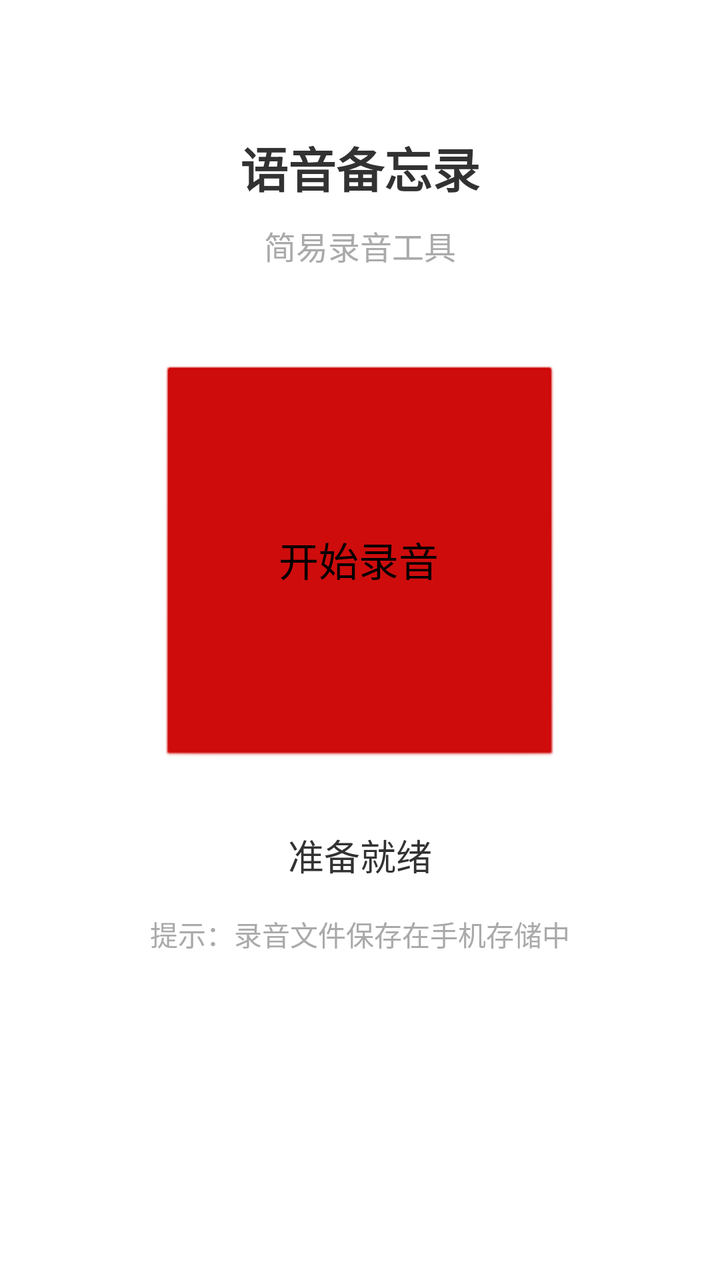
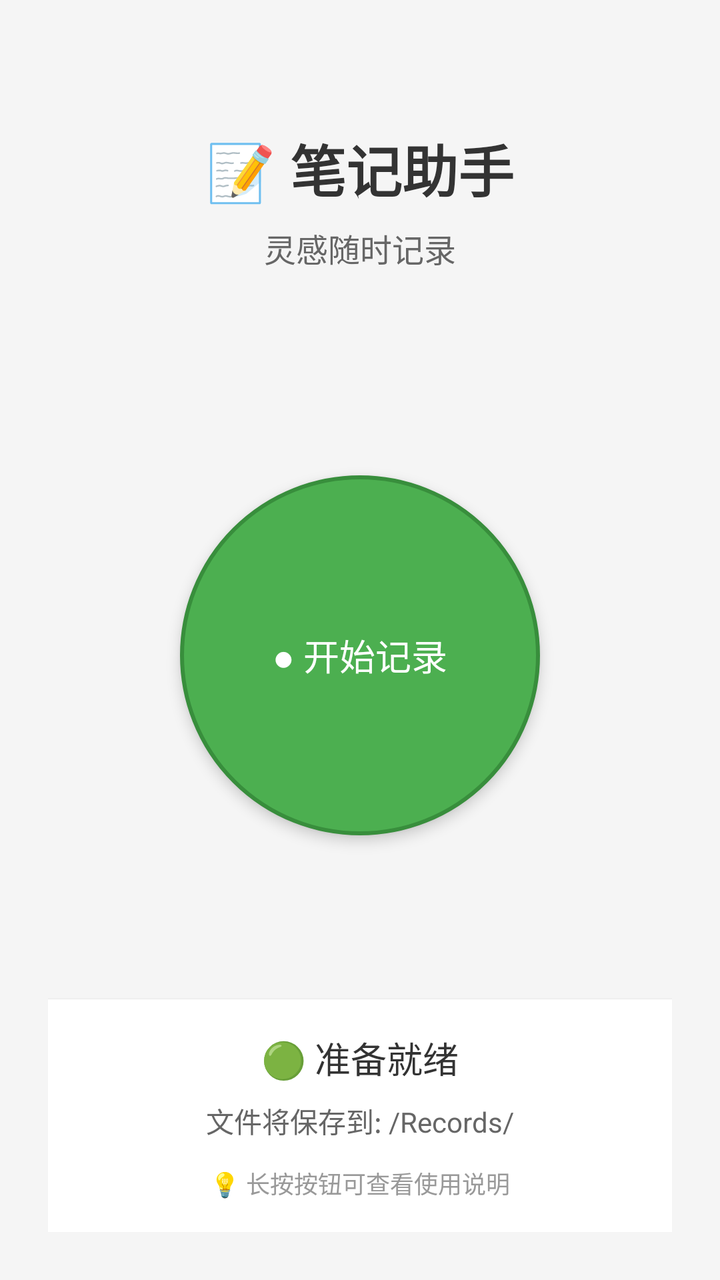

Compare the two renders of this Android layout. The source of the first and the diff that turns it into the second are given below.
<!-- AndroidManifest.xml: application theme android:Theme.Light -->
<!-- res/layout/activity_main.xml -->
<?xml version="1.0" encoding="utf-8"?>
<LinearLayout xmlns:android="http://schemas.android.com/apk/res/android"
    xmlns:tools="http://schemas.android.com/tools"
    android:layout_width="match_parent"
    android:layout_height="match_parent"
    android:padding="16dp"
    android:orientation="vertical"
    android:gravity="center_horizontal"
    tools:context=".MainActivity">

    <TextView
        android:id="@+id/titleText"
        android:layout_width="wrap_content"
        android:layout_height="wrap_content"
        android:text="语音备忘录"
        android:textSize="24sp"
        android:textStyle="bold"
        android:layout_marginTop="50dp" />

    <TextView
        android:id="@+id/subtitleText"
        android:layout_width="wrap_content"
        android:layout_height="wrap_content"
        android:text="简易录音工具"
        android:textSize="16sp"
        android:textColor="@android:color/darker_gray"
        android:layout_marginTop="10dp" />

    <Button
        android:id="@+id/recordButton"
        android:layout_width="200dp"
        android:layout_height="200dp"
        android:text="开始录音"
        android:textSize="20sp"
        android:backgroundTint="@android:color/holo_red_dark"
        android:layout_marginTop="48dp" />

    <TextView
        android:id="@+id/statusText"
        android:layout_width="wrap_content"
        android:layout_height="wrap_content"
        android:text="准备就绪"
        android:textSize="18sp"
        android:layout_marginTop="32dp" />

    <TextView
        android:id="@+id/hintText"
        android:layout_width="wrap_content"
        android:layout_height="wrap_content"
        android:text="提示：录音文件保存在手机存储中"
        android:textSize="14sp"
        android:textColor="@android:color/darker_gray"
        android:layout_marginTop="16dp" />

</LinearLayout>
<!-- resources referenced by this layout -->
<resources>

</resources>

<!-- the commit's change to res/layout/activity_main.xml (unified diff, before → after) -->
@@ -3,53 +3,100 @@
     xmlns:tools="http://schemas.android.com/tools"
     android:layout_width="match_parent"
     android:layout_height="match_parent"
-    android:padding="16dp"
+    android:padding="24dp"
     android:orientation="vertical"
     android:gravity="center_horizontal"
+    android:background="#F5F5F5"
     tools:context=".MainActivity">
 
+    
     <TextView
         android:id="@+id/titleText"
         android:layout_width="wrap_content"
         android:layout_height="wrap_content"
-        android:text="语音备忘录"
-        android:textSize="24sp"
+        android:text="📝 笔记助手"
+        android:textSize="28sp"
         android:textStyle="bold"
-        android:layout_marginTop="50dp" />
+        android:textColor="#333333"
+        android:layout_marginTop="40dp" />
 
     <TextView
         android:id="@+id/subtitleText"
         android:layout_width="wrap_content"
         android:layout_height="wrap_content"
-        android:text="简易录音工具"
+        android:text="灵感随时记录"
         android:textSize="16sp"
-        android:textColor="@android:color/darker_gray"
-        android:layout_marginTop="10dp" />
+        android:textColor="#666666"
+        android:layout_marginTop="8dp" />
 
-    <Button
-        android:id="@+id/recordButton"
-        android:layout_width="200dp"
-        android:layout_height="200dp"
-        android:text="开始录音"
-        android:textSize="20sp"
-        android:backgroundTint="@android:color/holo_red_dark"
-        android:layout_marginTop="48dp" />
+    
+    <LinearLayout
+        android:layout_width="match_parent"
+        android:layout_height="0dp"
+        android:layout_weight="1"
+        android:orientation="vertical"
+        android:gravity="center"
+        android:layout_marginTop="40dp">
 
-    <TextView
-        android:id="@+id/statusText"
-        android:layout_width="wrap_content"
+        <Button
+            android:id="@+id/recordButton"
+            android:layout_width="180dp"
+            android:layout_height="180dp"
+            android:text="● 开始记录"
+            android:textSize="18sp"
+            android:textColor="#FFFFFF"
+            android:background="@drawable/record_button_bg"
+            android:stateListAnimator="@null"
+            android:elevation="4dp" />
+
+        <TextView
+            android:id="@+id/timerText"
+            android:layout_width="wrap_content"
+            android:layout_height="wrap_content"
+            android:text="00:00"
+            android:textSize="32sp"
+            android:textColor="#333333"
+            android:layout_marginTop="24dp"
+            android:visibility="gone" />
+    </LinearLayout>
+
+    
+    <LinearLayout
+        android:layout_width="match_parent"
         android:layout_height="wrap_content"
-        android:text="准备就绪"
-        android:textSize="18sp"
-        android:layout_marginTop="32dp" />
+        android:orientation="vertical"
+        android:gravity="center_horizontal"
+        android:layout_marginTop="20dp"
+        android:padding="16dp"
+        android:background="#FFFFFF"
+        android:elevation="2dp"
+        android:radius="12dp">
 
-    <TextView
-        android:id="@+id/hintText"
-        android:layout_width="wrap_content"
-        android:layout_height="wrap_content"
-        android:text="提示：录音文件保存在手机存储中"
-        android:textSize="14sp"
-        android:textColor="@android:color/darker_gray"
-        android:layout_marginTop="16dp" />
+        <TextView
+            android:id="@+id/statusText"
+            android:layout_width="wrap_content"
+            android:layout_height="wrap_content"
+            android:text="🟢 准备就绪"
+            android:textSize="18sp"
+            android:textColor="#333333" />
+
+        <TextView
+            android:id="@+id/fileInfoText"
+            android:layout_width="wrap_content"
+            android:layout_height="wrap_content"
+            android:text="文件将保存到: /Records/"
+            android:textSize="14sp"
+            android:textColor="#666666"
+            android:layout_marginTop="8dp" />
+
+        <TextView
+            android:id="@+id/hintText"
+            android:layout_width="wrap_content"
+            android:layout_height="wrap_content"
+            android:text="💡 长按按钮可查看使用说明"
+            android:textSize="12sp"
+            android:textColor="#999999"
+            android:layout_marginTop="12dp" />
+    </LinearLayout>
 
 </LinearLayout>
<!-- resource entries referenced after the edit -->
@@ -1,5 +1,36 @@
 <!-- resources referenced by this layout -->
 <resources>
-
+  <!-- drawable record_button_bg (drawable) -->
+  <?xml version="1.0" encoding="utf-8"?>
+  <selector xmlns:android="http://schemas.android.com/apk/res/android">
+      
+      
+      <item>
+          <shape android:shape="oval">
+              <solid android:color="#4CAF50" />
+              <size android:width="180dp" android:height="180dp" />
+              <stroke android:width="2dp" android:color="#388E3C" />
+          </shape>
+      </item>
+      
+      
+      <item android:state_pressed="true">
+          <shape android:shape="oval">
+              <solid android:color="#388E3C" />
+              <size android:width="180dp" android:height="180dp" />
+              <stroke android:width="2dp" android:color="#2E7D32" />
+          </shape>
+      </item>
+      
+      
+      <item>
+          <shape android:shape="oval">
+              <solid android:color="#F44336" />
+              <size android:width="180dp" android:height="180dp" />
+              <stroke android:width="2dp" android:color="#D32F2F" />
+          </shape>
+      </item>
+  
+  </selector>
 </resources>
 
